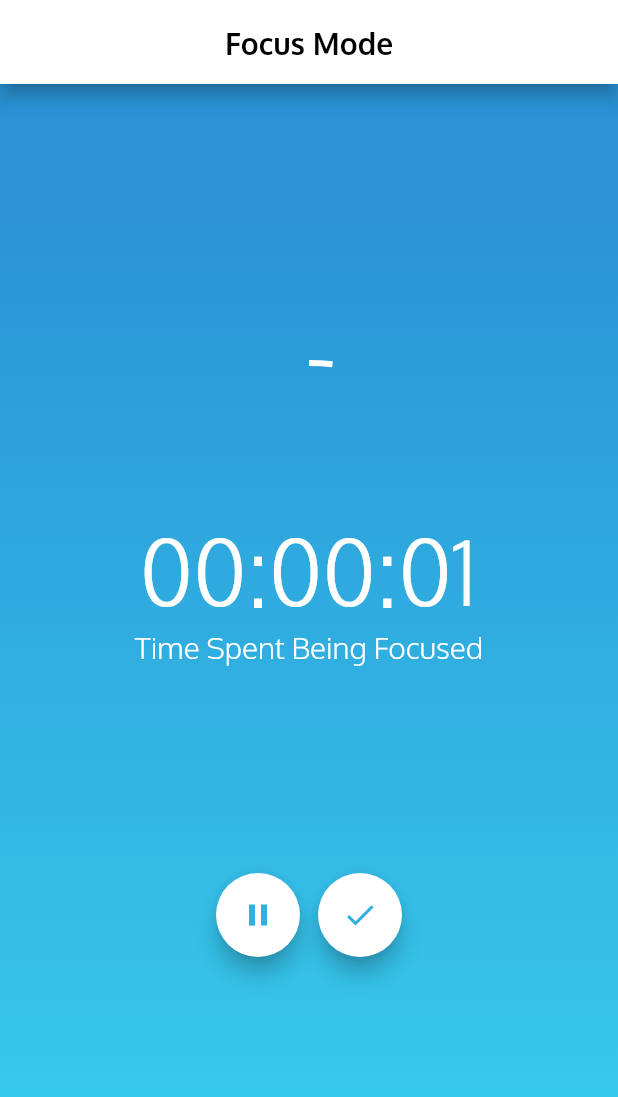
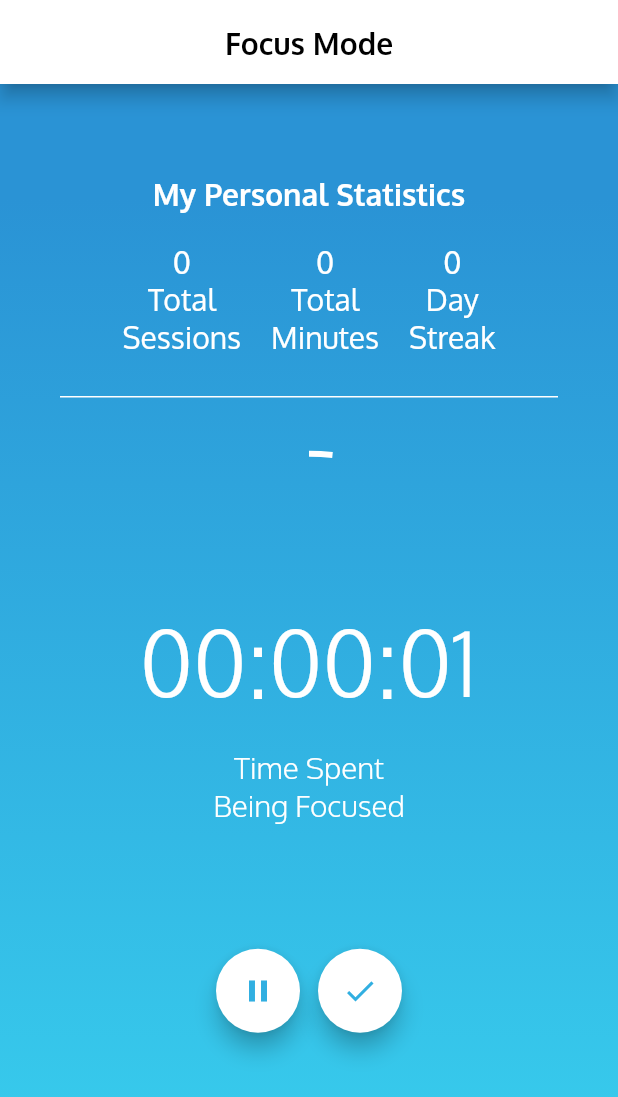
Before and after one commit to wxlim26/Stuvi, a Flutter app: the CountdownPage screen opened directly, after a tap on the "play arrow" icon, on a phone screen of 412 x 824 dp. Shown: the top 1097 px of the screen. Run offline on Flutter 3.47's test engine with Material 2 defaults, Android fonts, the phone set to English and light mode, and no system bars; our stand-ins replace cloud_firestore, curved_navigation_bar, date_picker_timeline, emoji_picker_flutter, firebase_auth, firebase_core and 9 more; accounts and stored records are empty.

Commit message:
Adding countdown statistics

```diff
--- a/STUVI_app/lib/API/user_stats.dart
+++ b/STUVI_app/lib/API/user_stats.dart
@@ -15,4 +15,48 @@ class UserStats {
 
     await docUserStats.update(userStats.toMap());
   }
+
+  static Future updateTotalSessions(
+      UserStatsModel userStats, bool shouldUpdateStreak) async {
+    if (userStats.totalSessions != null) {
+      userStats.totalSessions = userStats.totalSessions! + 1;
+    } else {
+      userStats.totalSessions = 1;
+    }
+
+    if (shouldUpdateStreak) {
+      userStats.focusModeStreak = userStats.focusModeStreak! + 1;
+    }
+    userStats.secondsSpendLastRecordedDate =
+        DateTime.now().toUtc().millisecondsSinceEpoch;
+    final docUserStats =
+        FirebaseFirestore.instance.collection('UserStats').doc(userStats.uid);
+
+    await docUserStats.update(userStats.toMap());
+  }
+
+  static Future updateSecondsToday(
+      UserStatsModel userStats, int seconds) async {
+    if (userStats.secondsSpendToday != null) {
+      userStats.secondsSpendToday = userStats.secondsSpendToday! + seconds;
+    }
+    final docUserStats =
+        FirebaseFirestore.instance.collection('UserStats').doc(userStats.uid);
+
+    await docUserStats.update(userStats.toMap());
+  }
+
+  static Future resetDateTime(
+      UserStatsModel userStats, bool shouldResetStreak) async {
+    userStats.secondsSpendToday = 0;
+
+    if (shouldResetStreak) {
+      userStats.focusModeStreak = 0;
+    }
+
+    final docUserStats =
+        FirebaseFirestore.instance.collection('UserStats').doc(userStats.uid);
+
+    await docUserStats.update(userStats.toMap());
+  }
 }
--- a/STUVI_app/lib/Screens/countdown_page.dart
+++ b/STUVI_app/lib/Screens/countdown_page.dart
@@ -5,6 +5,7 @@ import 'package:firebase_auth/firebase_auth.dart';
 import 'package:cloud_firestore/cloud_firestore.dart';
 import 'package:flutter/material.dart';
 import 'package:STUVI_app/widget/done_button_widget.dart';
+import 'package:flutter_custom_clippers/flutter_custom_clippers.dart';
 import 'dart:async';
 
 import '../widget/play_button_widget.dart';
@@ -42,6 +43,7 @@ class _CountdownPageState extends State<CountdownPage> {
         .get()
         .then((DocumentSnapshot doc) {
       this.stats = UserStatsModel.fromMap(doc.data());
+      StatsProvider().shouldResetDay(this.stats, DateTime.now());
       setState(() {});
     });
   }
@@ -88,6 +90,56 @@ class _CountdownPageState extends State<CountdownPage> {
       centerTitle: true,
     );
 
+    final statisticsText = Text(
+      'My Personal Statistics',
+      style: TextStyle(
+          color: Colors.white, fontFamily: 'OxygenBold', fontSize: 20),
+    );
+
+    final totalSessionText = Text(
+      '${stats.totalSessions}' + '\n' + 'Total' + '\n' + 'Sessions',
+      textAlign: TextAlign.center,
+      style: TextStyle(color: Colors.white, fontFamily: 'Oxygen', fontSize: 20),
+    );
+
+    int minutes = 0;
+    if (stats.secondsSpendToday != null) {
+      minutes = (stats.secondsSpendToday! / 60).floor();
+    }
+    String minutesText = minutes == 1 ? 'Minute' : 'Minutes';
+    final totalMinutesText = Padding(
+      padding: EdgeInsets.only(left: 20),
+      child: Text(
+        '${minutes}' + '\n' + 'Total' + '\n' + minutesText,
+        textAlign: TextAlign.center,
+        style:
+            TextStyle(color: Colors.white, fontFamily: 'Oxygen', fontSize: 20),
+      ),
+    );
+
+    final totalStreakText = Padding(
+      padding: EdgeInsets.only(left: 20),
+      child: Text(
+        '${stats.focusModeStreak}' + '\n' + 'Day' + '\n' + 'Streak',
+        textAlign: TextAlign.center,
+        style:
+            TextStyle(color: Colors.white, fontFamily: 'Oxygen', fontSize: 20),
+      ),
+    );
+
+    final statisticsRow = Row(
+      mainAxisAlignment: MainAxisAlignment.center,
+      crossAxisAlignment: CrossAxisAlignment.center,
+      children: <Widget>[totalSessionText, totalMinutesText, totalStreakText],
+    );
+
+    final line = Padding(
+        padding: EdgeInsets.only(left: 40, right: 40),
+        child: Divider(
+          color: Colors.white,
+          thickness: 1,
+        ));
+
     Widget buildButtons() {
       final isRunning = timer == null ? false : timer!.isActive;
       final isCompleted = duration.inSeconds == 0;
@@ -118,7 +170,12 @@ class _CountdownPageState extends State<CountdownPage> {
                 const SizedBox(width: 12),
                 DoneButtonWidget(onClicked: () {
                   StatsProvider().increaseExpTimer(stats, duration.inSeconds);
+                  StatsProvider().increaseTotalSessions(stats, DateTime.now());
+                  StatsProvider()
+                      .increaseSecondsToday(stats, duration.inSeconds);
                   stopTimer();
+                  showDialog(
+                      context: context, builder: (context) => AlertDialog());
                 })
               ],
             )
@@ -144,8 +201,10 @@ class _CountdownPageState extends State<CountdownPage> {
             style: TextStyle(
                 fontFamily: "OxygenLight", fontSize: 60, color: Colors.white),
           ),
+          SizedBox(height: 20),
           Text(
-            'Time Spent Being Focused',
+            'Time Spent' + '\n' 'Being Focused',
+            textAlign: TextAlign.center,
             style: TextStyle(
                 fontFamily: "OxygenLight", fontSize: 20, color: Colors.white),
           ),
@@ -191,7 +250,18 @@ class _CountdownPageState extends State<CountdownPage> {
           child: Column(
             mainAxisAlignment: MainAxisAlignment.center,
             crossAxisAlignment: CrossAxisAlignment.center,
-            children: [buildTimer(), SizedBox(height: 40), buildButtons()],
+            children: [
+              statisticsText,
+              SizedBox(height: 20),
+              statisticsRow,
+              SizedBox(height: 20),
+              line,
+              SizedBox(height: 30),
+              buildTimer(),
+              SizedBox(height: 30),
+              buildButtons(),
+              SizedBox(height: 75)
+            ],
           ),
         ),
       ),
--- a/STUVI_app/lib/Screens/home_screen.dart
+++ b/STUVI_app/lib/Screens/home_screen.dart
@@ -1,5 +1,7 @@
 import 'package:STUVI_app/Screens/countdown_page.dart';
 import 'package:STUVI_app/Screens/home_page.dart';
+import 'package:STUVI_app/model/user_stats_model.dart';
+import 'package:STUVI_app/provider/stats.dart';
 import 'package:cloud_firestore/cloud_firestore.dart';
 import 'package:curved_navigation_bar/curved_navigation_bar.dart';
 import 'package:emoji_picker_flutter/emoji_picker_flutter.dart';
@@ -20,10 +22,17 @@ class _HomeScreenState extends State<HomeScreen> {
   int selectedIndex = 0;
   FirebaseFirestore firebaseFirestore = FirebaseFirestore.instance;
   User? user = FirebaseAuth.instance.currentUser;
+  UserStatsModel stats = UserStatsModel();
 
   bool _showWidgetKeyboard = false;
   List<String> emojis = [];
   TextEditingController _emojiController = TextEditingController();
+
+  @override
+  void initState() {
+    // TODO: implement initState
+    super.initState();
+  }
 
   void showEmojiKeyboard(TextEditingController contoller) {
     setState(() {
--- a/STUVI_app/lib/Screens/registration_page.dart
+++ b/STUVI_app/lib/Screens/registration_page.dart
@@ -67,6 +67,11 @@ class _RegistrationPageState extends State<RegistrationPage> {
       //writing values for user Stats
       stats.uid = user.uid;
       stats.exp = 0;
+      stats.totalSessions = 0;
+      stats.secondsSpendToday = 0;
+      stats.secondsSpendLastRecordedDate =
+          DateTime.now().toUtc().millisecondsSinceEpoch;
+      stats.focusModeStreak = 0;
 
       await firebaseFirestore
           .collection("users")
--- a/STUVI_app/lib/model/user_stats_model.dart
+++ b/STUVI_app/lib/model/user_stats_model.dart
@@ -1,15 +1,28 @@
 class UserStatsModel {
   String? uid;
   num? exp;
+  num? totalSessions;
+  num? secondsSpendToday;
+  num? secondsSpendLastRecordedDate;
+  num? focusModeStreak;
 
-  UserStatsModel({this.uid, this.exp});
+  UserStatsModel(
+      {this.uid,
+      this.exp,
+      this.totalSessions,
+      this.secondsSpendToday,
+      this.secondsSpendLastRecordedDate,
+      this.focusModeStreak});
 
   // receiving data from server
   factory UserStatsModel.fromMap(map) {
     return UserStatsModel(
-      uid: map['uid'],
-      exp: map['exp'],
-    );
+        uid: map['uid'],
+        exp: map['exp'],
+        totalSessions: map['totalSessions'],
+        secondsSpendToday: map['secondsSpendToday'],
+        secondsSpendLastRecordedDate: map['secondsSpendLastRecordedDate'],
+        focusModeStreak: map['focusModeStreak']);
   }
 
   // sending data to server
@@ -17,6 +30,10 @@ class UserStatsModel {
     return {
       'uid': uid,
       'exp': exp,
+      'totalSessions': totalSessions,
+      'secondsSpendToday': secondsSpendToday,
+      'secondsSpendLastRecordedDate': secondsSpendLastRecordedDate,
+      'focusModeStreak': focusModeStreak
     };
   }
 }
--- a/STUVI_app/lib/provider/stats.dart
+++ b/STUVI_app/lib/provider/stats.dart
@@ -19,4 +19,32 @@ class StatsProvider extends ChangeNotifier {
   void updateExpTasksList(UserStatsModel stats, int listLength) {
     UserStats.updateExp(stats, listLength);
   }
+
+  void increaseTotalSessions(UserStatsModel stats, DateTime today) {
+    DateTime initialDateTime = DateTime.fromMillisecondsSinceEpoch(
+        stats.secondsSpendLastRecordedDate!.toInt());
+    bool shouldUpdateStreak = today.difference(initialDateTime).inDays == 1;
+    UserStats.updateTotalSessions(stats, shouldUpdateStreak);
+  }
+
+  void increaseSecondsToday(UserStatsModel stats, int seconds) {
+    UserStats.updateSecondsToday(stats, seconds);
+  }
+
+  void shouldResetDay(UserStatsModel stats, DateTime today) {
+    DateTime initialDateTime = DateTime.fromMillisecondsSinceEpoch(
+        stats.secondsSpendLastRecordedDate!.toInt());
+    int initialYear = initialDateTime.year;
+    int initialMonth = initialDateTime.month;
+    int initialDate = initialDateTime.day;
+    int todayYear = today.year;
+    int todayMonth = today.month;
+    int todayDate = today.day;
+    if (initialYear != todayYear ||
+        initialMonth != todayMonth ||
+        initialDate != todayDate) {
+      bool shouldResetStreak = today.difference(initialDateTime).inDays > 1;
+      UserStats.resetDateTime(stats, shouldResetStreak);
+    }
+  }
 }
```
